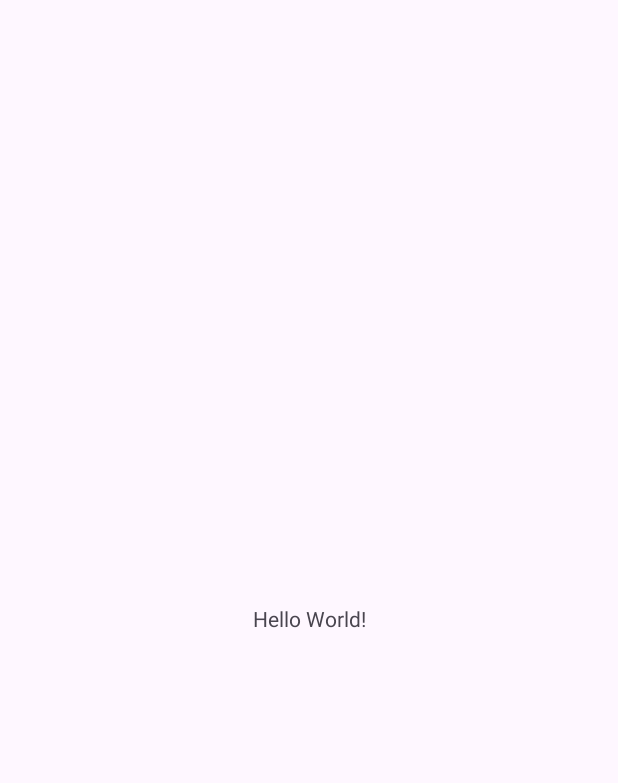
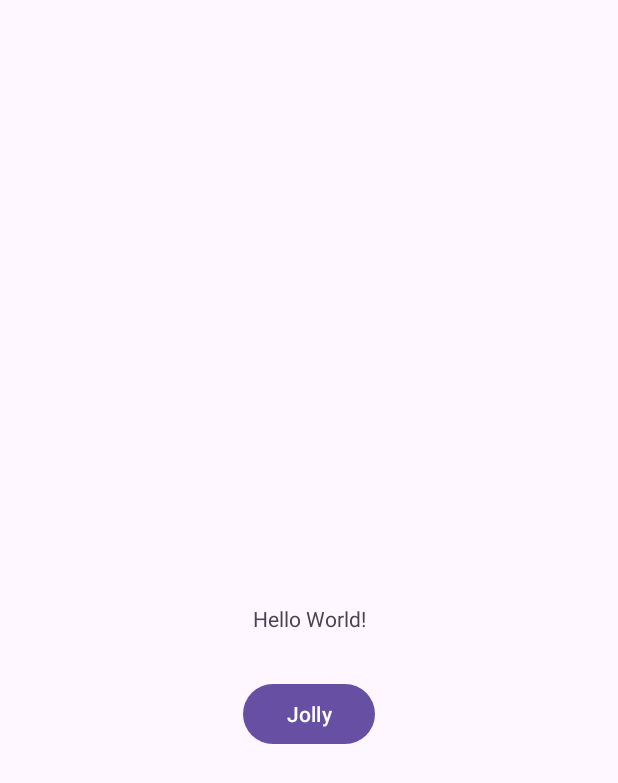
Before and after one commit to decagramaton/SecondMiniProject, an Android app: the screen it shows after launch (MainActivity), on a phone screen of 412 x 824 dp. Before the commit the part shown is almost empty. Shown: the top 783 px of the screen. Run offline under Robolectric (Android 15) with nearby library versions, the phone set to English and light mode, and no system bars.

Commit message:
[Text] Jolly

```diff
--- a/app/src/main/res/layout/activity_main.xml
+++ b/app/src/main/res/layout/activity_main.xml
@@ -7,6 +7,7 @@
     tools:context=".MainActivity">
 
     <TextView
+        android:id="@+id/textView"
         android:layout_width="wrap_content"
         android:layout_height="wrap_content"
         android:text="Hello World!"
@@ -15,4 +16,14 @@
         app:layout_constraintStart_toStartOf="parent"
         app:layout_constraintTop_toTopOf="parent" />
 
+    <Button
+        android:id="@+id/btn_jolly"
+        android:layout_width="wrap_content"
+        android:layout_height="wrap_content"
+        android:layout_marginTop="30dp"
+        android:text="Jolly"
+        app:layout_constraintEnd_toEndOf="parent"
+        app:layout_constraintStart_toStartOf="parent"
+        app:layout_constraintTop_toBottomOf="@+id/textView" />
+
 </androidx.constraintlayout.widget.ConstraintLayout>
```
